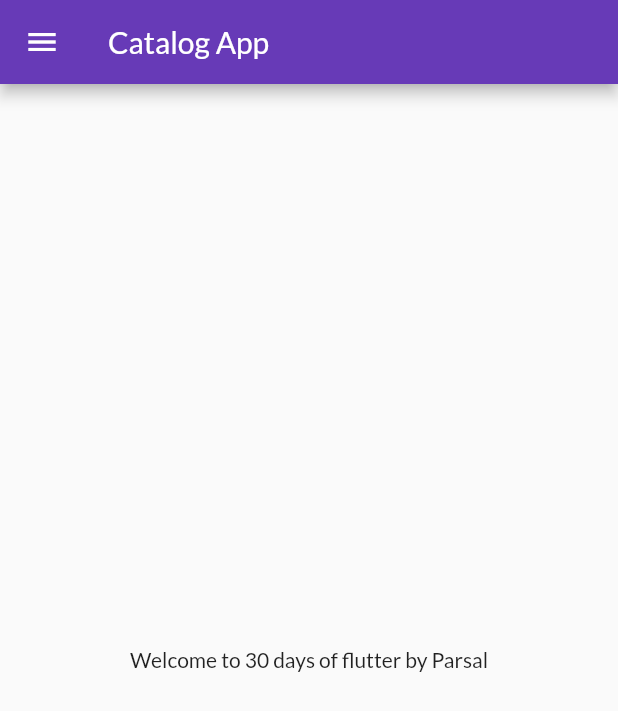
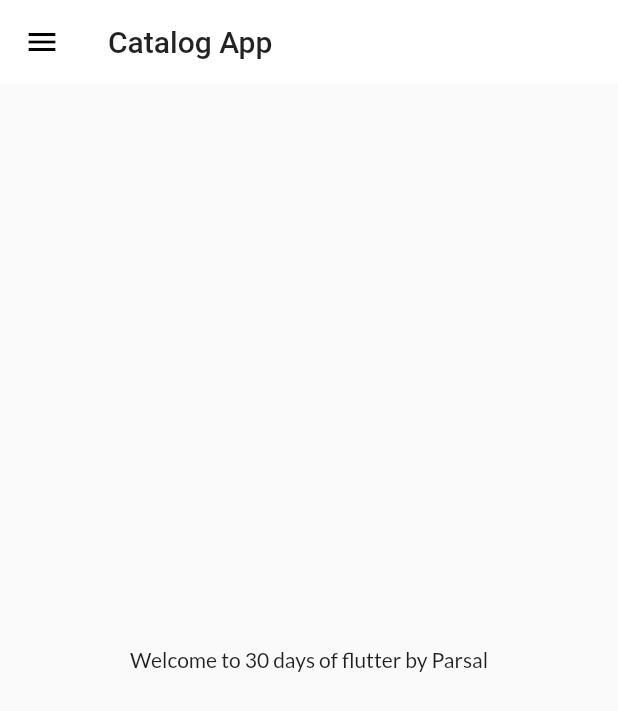
Before and after one commit to ParsalSilwal/30daysflutter, a Flutter app: the screen it shows after launch, on a phone screen of 412 x 824 dp. Shown: the top 711 px of the screen. Run offline on Flutter 3.47's test engine with Material 2 defaults, Android fonts, the light colour scheme and no system bars; our stand-ins replace google_fonts.

Commit message:
theme extracted

```diff
--- a/lib/main.dart
+++ b/lib/main.dart
@@ -3,6 +3,7 @@
 import 'package:magh3app/pages/homepage.dart';
 import 'package:magh3app/pages/loginpage.dart';
 import 'package:magh3app/utils/routes.dart';
+import 'package:magh3app/widgets/themes.dart';
 
 void main() {
   runApp(MyApp());
@@ -17,14 +18,8 @@
       debugShowCheckedModeBanner: false,
       //  home: HomePage(),
       themeMode: ThemeMode.light,
-      darkTheme: ThemeData(
-        //  brightness: Brightness.dark,
-        primarySwatch: Colors.red,
-      ),
-      theme: ThemeData(
-        primarySwatch: Colors.deepPurple,
-        fontFamily: GoogleFonts.lato().fontFamily,
-      ),
+      theme: MyTheme.LightTheme(BuildContext, context),
+      darkTheme: MyTheme.DarkTheme(BuildContext, context),
       initialRoute: "/home",
       routes: {
         '/': (context) => LoginPage(),
--- a/lib/pages/homepage.dart
+++ b/lib/pages/homepage.dart
@@ -9,11 +9,12 @@
 
   @override
   Widget build(BuildContext context) {
-
     return Scaffold(
       appBar: AppBar(
-        title: Text("Catalog App"
-      ),
+        // backgroundColor: Colors.white,
+        // elevation: 0.0,
+        // iconTheme: IconThemeData(color: Colors.black),
+        title: Text("Catalog App"),
       ),
       body: Center(
         child: Container(
--- /dev/null
+++ b/lib/widgets/themes.dart
@@ -0,0 +1,20 @@
+import 'package:flutter/material.dart';
+import 'package:google_fonts/google_fonts.dart';
+
+class MyTheme {
+  static ThemeData LightTheme(BuildContext, context) => ThemeData(
+        primarySwatch: Colors.deepPurple,
+        fontFamily: GoogleFonts.lato().fontFamily,
+        appBarTheme: AppBarTheme(
+          color: Colors.white,
+          elevation: 0.0,
+          iconTheme: IconThemeData(color: Colors.black),
+          toolbarTextStyle: Theme.of(context).textTheme.bodyText2,
+          titleTextStyle: Theme.of(context).textTheme.headline6,
+        ),
+      );
+  static ThemeData DarkTheme(BuildContext, context) => ThemeData(
+       //  brightness: Brightness.dark,
+        primarySwatch: Colors.red,
+      );
+}
```
Lines whose indentation alone changed are shown as unchanged.
